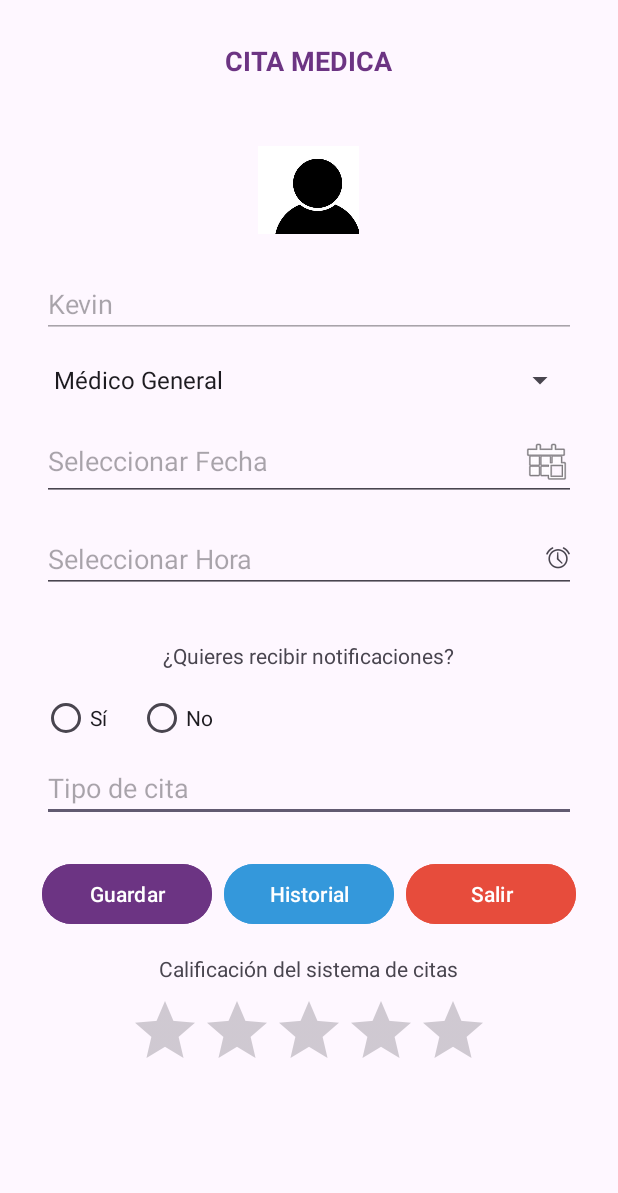
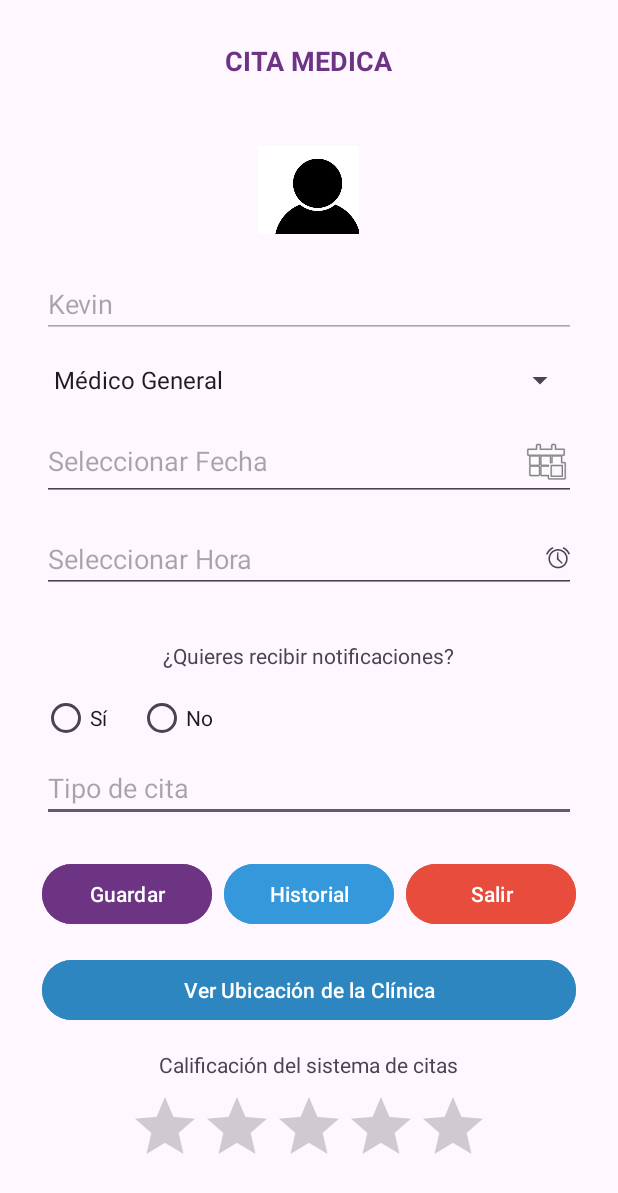
Before and after one commit to keving005/AZAMAR_p, an Android app: the MenuActivity screen opened directly, with no data from a screen before it, on a phone screen of 412 x 824 dp. Shown: the top 1193 px of the screen. Run offline under Robolectric (Android 15) with nearby library versions, the phone set to English and light mode, and no system bars.

Commit message:
implementacion de mapa y botones al momento de ver las citas, indicara en donde esta el lugar

```diff
--- a/app/src/main/AndroidManifest.xml
+++ b/app/src/main/AndroidManifest.xml
@@ -11,6 +11,10 @@
         android:roundIcon="@mipmap/ic_launcher_round"
         android:supportsRtl="true"
         android:theme="@style/Theme.PROYECT">
+
+        <activity
+            android:name=".model.UbicacionActivity"
+            android:exported="false" />
         <activity
             android:name=".MenuActivity"
             android:exported="false" />
--- a/app/src/main/java/com/example/proyect/MenuActivity.kt
+++ b/app/src/main/java/com/example/proyect/MenuActivity.kt
@@ -18,6 +18,7 @@ import androidx.appcompat.app.AppCompatActivity
 import com.example.appproy.dao.citaDAO
 import com.example.proyect.db.CitaDBHelper
 import com.example.appproy.model.Cita
+import com.example.proyect.model.UbicacionActivity
 import java.util.Calendar
 import java.util.Locale
 
@@ -83,11 +84,17 @@ class MenuActivity : AppCompatActivity() {
         })
 
         // Botón Salir
-        btnSalir!!.setOnClickListener(View.OnClickListener { v: View? ->b
+        btnSalir!!.setOnClickListener(View.OnClickListener { v: View? ->
             val intent = Intent(this@MenuActivity, MainActivity::class.java)
             startActivity(intent)
             finish()
         })
+
+        val btnVerUbicacion = findViewById<Button>(R.id.btnVerUbicacion)
+        btnVerUbicacion.setOnClickListener {
+            val intent = Intent(this@MenuActivity, UbicacionActivity::class.java)
+            startActivity(intent)
+        }
     }
 
     private fun guardarCita() {
--- a/app/src/main/res/layout/activity_menu.xml
+++ b/app/src/main/res/layout/activity_menu.xml
@@ -132,6 +132,7 @@
                 android:backgroundTint="#3498DB"
                 android:textColor="#FFFFFF" />
 
+
             <Button
                 android:id="@+id/btnSalir"
                 android:layout_width="0dp"
@@ -159,6 +160,14 @@
             android:layout_height="wrap_content"
             android:text="(Sin registros aún)"
             android:visibility="gone" />
+        <Button
+            android:id="@+id/btnVerUbicacion"
+            android:layout_width="match_parent"
+            android:layout_height="wrap_content"
+            android:text="Ver Ubicación de la Clínica"
+            android:layout_marginTop="16dp"
+            android:backgroundTint="#2E86C1"
+            android:textColor="#FFFFFF"/>
 
         <TextView
             android:layout_width="wrap_content"
```
